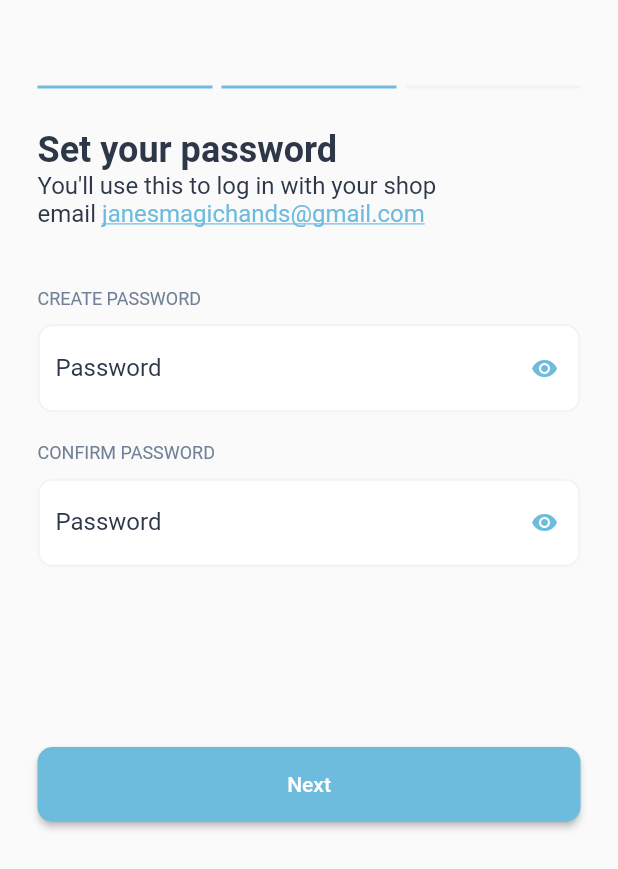
After one commit to desh-woes/Project-Zora, a Flutter app: the RegistrationMerchantPassword screen opened by its route, on a phone screen of 412 x 824 dp. The commit adds this screen. Shown: the top 869 px of the screen. Run offline on Flutter 3.47's test engine with Material 2 defaults, Android fonts, the phone set to English and light mode, and no system bars; our stand-ins replace firebase_auth, firebase_core, firebase_storage, flutter_spinkit, flutter_svg, image_picker and 1 more; accounts and stored records are empty.

Commit message:
Added new screens for registration flow.

```diff
--- a/lib/screens/authentication/sign_in.dart
+++ b/lib/screens/authentication/sign_in.dart
@@ -110,7 +110,7 @@ class _SignInState extends State<SignIn> {
                               _obscureText
                                   ? Icons.visibility
                                   : Icons.visibility_off,
-                              color: fontType,
+                              color: thotBlue,
                             ),
                             onPressed: _toggleObscureText,
                           )),
--- a/lib/screens/registration_flow/merchant_information.dart
+++ b/lib/screens/registration_flow/merchant_information.dart
@@ -135,7 +135,7 @@ class RegistrationMerchantInformation extends StatelessWidget {
                   style: buttonStyle,
                   onPressed: () {
                     if (_formKey.currentState.validate()) {
-                      Navigator.pushNamed(context, "/");
+                      Navigator.pushNamed(context, "/registrationMerchantPassword");
                     }
                   },
                   child: Text("Next"),
--- /dev/null
+++ b/lib/screens/registration_flow/merchant_password.dart
@@ -0,0 +1,203 @@
+import 'package:flutter/material.dart';
+import 'package:project_zora/shared/constants.dart';
+
+class RegistrationMerchantPassword extends StatefulWidget {
+  RegistrationMerchantPassword({Key key}) : super(key: key);
+
+  @override
+  _RegistrationMerchantPasswordState createState() =>
+      _RegistrationMerchantPasswordState();
+}
+
+class _RegistrationMerchantPasswordState
+    extends State<RegistrationMerchantPassword> {
+  final TextEditingController initialPasswordController =
+      TextEditingController();
+
+  final TextEditingController finalPasswordController = TextEditingController();
+
+  final _formKey = GlobalKey<FormState>();
+
+  bool _obscureText = true;
+  bool loginFail = false;
+
+  // Toggles the password show status
+  void _toggleObscureText() {
+    setState(() {
+      _obscureText = !_obscureText;
+    });
+  }
+
+  bool _obscureText2 = true;
+  bool loginFail2 = false;
+
+  // Toggles the password show status
+  void _toggleObscureText2() {
+    setState(() {
+      _obscureText2 = !_obscureText2;
+    });
+  }
+
+  @override
+  Widget build(BuildContext context) {
+    return Scaffold(
+      body: Padding(
+        padding: const EdgeInsets.only(top: 50.0, left: 25.0, right: 25.0),
+        child: Form(
+          key: _formKey,
+          child: ListView(
+            children: <Widget>[
+              Row(
+                mainAxisAlignment: MainAxisAlignment.spaceBetween,
+                children: <Widget>[
+                  Expanded(
+                      child: Divider(
+                    color: thotBlue,
+                    thickness: 2,
+                  )),
+                  Padding(padding: const EdgeInsets.all(3)),
+                  Expanded(
+                      child: Divider(
+                    color: thotBlue,
+                    thickness: 2,
+                  )),
+                  Padding(padding: const EdgeInsets.all(3)),
+                  Expanded(
+                      child: Divider(
+                    color: vanillaBaby,
+                    thickness: 2,
+                  )),
+                ],
+              ),
+              Padding(padding: const EdgeInsets.all(10)),
+              Text(
+                "Set your password",
+                style: TextStyle(
+                  color: fontType,
+                  fontSize: 24,
+                  fontWeight: FontWeight.bold,
+                ),
+              ),
+              RichText(
+                text: TextSpan(
+                    text: "You'll use this to log in with your shop\nemail ",
+                    style: TextStyle(
+                      fontSize: 16,
+                      color: fontType,
+                    ),
+                    children: <TextSpan>[
+                      TextSpan(
+                        text: "janesmagichands@gmail.com",
+                        style: TextStyle(
+                            color: thotBlue,
+                            fontSize: 16,
+                            decoration: TextDecoration.underline),
+                      )
+                    ]),
+              ),
+              Padding(padding: const EdgeInsets.all(20)),
+              Text(
+                "CREATE PASSWORD",
+                style: TextStyle(
+                  color: grey,
+                  fontSize: 12,
+                ),
+              ),
+              Padding(padding: const EdgeInsets.all(5)),
+              TextFormField(
+                style: TextStyle(color: fontType),
+                controller: initialPasswordController,
+                validator: (value) {
+                  if (value.isEmpty) {
+                    return "Please enter a valid password";
+                  }
+                  return null;
+                },
+                decoration: InputDecoration(
+                    enabledBorder: OutlineInputBorder(
+                      borderRadius: BorderRadius.all(Radius.circular(10)),
+                      borderSide: BorderSide(color: vanillaBaby, width: 1.5),
+                    ),
+                    fillColor: Colors.white,
+                    filled: true,
+                    border: OutlineInputBorder(
+                      borderRadius: BorderRadius.all(Radius.circular(10)),
+                    ),
+                    labelText: "Password",
+                    labelStyle: TextStyle(color: fontType),
+                    errorText: loginFail2
+                        ? "Incorrect email or password. Could not sign in."
+                        : null,
+                    suffixIcon: IconButton(
+                      iconSize: 18.0,
+                      icon: Icon(
+                        _obscureText2 ? Icons.visibility : Icons.visibility_off,
+                        color: thotBlue,
+                      ),
+                      onPressed: _toggleObscureText2,
+                    )),
+                obscureText: _obscureText2,
+              ),
+              Padding(padding: const EdgeInsets.all(10)),
+              Text(
+                "CONFIRM PASSWORD",
+                style: TextStyle(
+                  color: grey,
+                  fontSize: 12,
+                ),
+              ),
+              Padding(padding: const EdgeInsets.all(5)),
+              TextFormField(
+                style: TextStyle(color: fontType),
+                controller: finalPasswordController,
+                validator: (value) {
+                  if (value.isEmpty) {
+                    return "Please enter a valid password";
+                  }
+                  return null;
+                },
+                decoration: InputDecoration(
+                    enabledBorder: OutlineInputBorder(
+                      borderRadius: BorderRadius.all(Radius.circular(10)),
+                      borderSide: BorderSide(color: vanillaBaby, width: 1.5),
+                    ),
+                    fillColor: Colors.white,
+                    filled: true,
+                    border: OutlineInputBorder(
+                      borderRadius: BorderRadius.all(Radius.circular(10)),
+                    ),
+                    labelText: "Password",
+                    labelStyle: TextStyle(color: fontType),
+                    errorText: loginFail
+                        ? "Incorrect email or password. Could not sign in."
+                        : null,
+                    suffixIcon: IconButton(
+                      iconSize: 18.0,
+                      icon: Icon(
+                        _obscureText ? Icons.visibility : Icons.visibility_off,
+                        color: thotBlue,
+                      ),
+                      onPressed: _toggleObscureText,
+                    )),
+                obscureText: _obscureText,
+              ),
+              Padding(padding: const EdgeInsets.all(60)),
+              Container(
+                height: 50,
+                child: ElevatedButton(
+                  style: buttonStyle,
+                  onPressed: () {
+                    if (_formKey.currentState.validate()) {
+                      Navigator.pushNamed(context, "/registrationProfilePic");
+                    }
+                  },
+                  child: Text("Next"),
+                ),
+              ),
+            ],
+          ),
+        ),
+      ),
+    );
+  }
+}
--- a/pubspec.yaml
+++ b/pubspec.yaml
@@ -34,6 +34,9 @@ dependencies:
   google_fonts: ^2.0.0
   provider: ^5.0.0
   intl_phone_number_input: ^0.7.0+2
+  firebase_storage: ^8.1.1
+  flutter_svg: ^0.22.0
+  image_picker: ^0.8.0+1
 
 dev_dependencies:
   flutter_test:
```
Also changed, not shown: lib/main.dart (+13 -6 lines), lib/screens/registration_flow/merchant_profile_pic.dart (added, +97 -0 lines), lib/services/file_store_image.dart (added, +24 -0 lines), lib/shared/picture_upload.dart (added, +98 -0 lines), images/default_profile_pic.png (added), images/image_vector.svg (added), pubspec.lock, 2 other files.
